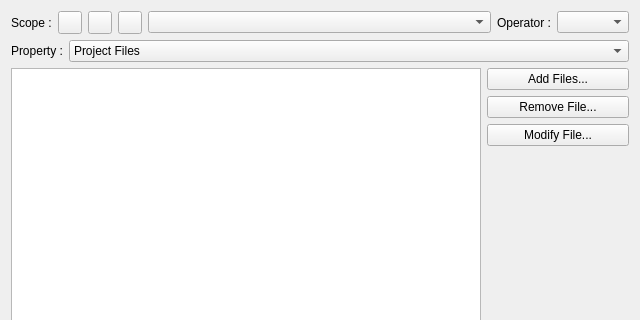
Above: v2/branches/dev/plugins/base/XUP/src/xupmanager/ui/UIXUPProjectEditor.ui from testmana2/mks before the change; both pictures show x 0 to 640 and y 0 to 320 of the 640 by 480 pixel window. Below: the same form after it.
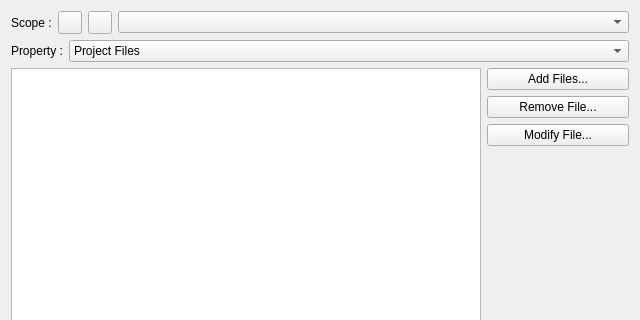
That is the form after the change. Icons and pictures are not drawn. Custom widgets are drawn as their Qt base class.

Commit message: really improve project open speed ! some new stuff too.

The edit to the form file:
```diff
--- a/v2/branches/dev/plugins/base/XUP/src/xupmanager/ui/UIXUPProjectEditor.ui
+++ b/v2/branches/dev/plugins/base/XUP/src/xupmanager/ui/UIXUPProjectEditor.ui
@@ -22,13 +22,6 @@
        </property>
       </widget>
      </item>
-     <item>
-      <widget class="QToolButton" name="tbUndo" >
-       <property name="icon" >
-        <iconset resource="../../resources/XUPManager.qrc" >:/editor/icons/editor/clear.png</iconset>
-       </property>
-      </widget>
-     </item>
      <item>
       <widget class="QToolButton" name="tbAddScope" >
        <property name="icon" >
@@ -53,23 +46,6 @@
        </property>
       </widget>
      </item>
-     <item>
-      <widget class="QLabel" name="lOperator" >
-       <property name="text" >
-        <string>Operator :</string>
-       </property>
-      </widget>
-     </item>
-     <item>
-      <widget class="QComboBox" name="cbOperator" >
-       <property name="sizePolicy" >
-        <sizepolicy vsizetype="Fixed" hsizetype="Maximum" >
-         <horstretch>0</horstretch>
-         <verstretch>0</verstretch>
-        </sizepolicy>
-       </property>
-      </widget>
-     </item>
     </layout>
    </item>
    <item>
```
Left out of the diff: 58 changed lines with no effect on the pictures. The commit also changes 8 other files.
